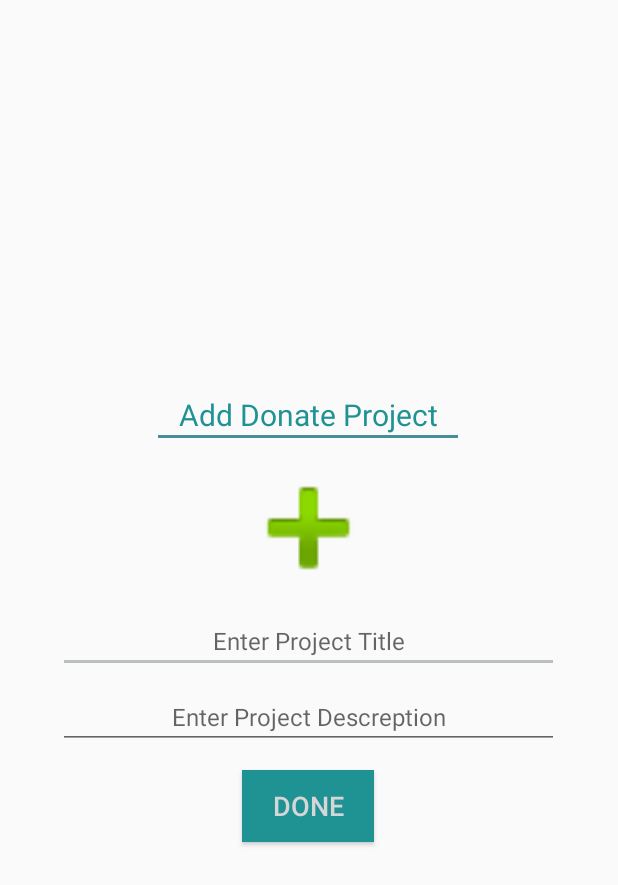
After one commit to KarimElhedaby/Donation, an Android app: the layout add_donate_project_dialog.xml on its own in the app's theme, with its tools: preview values and no code run, on a phone screen of 412 x 824 dp. The commit adds this screen. Shown: the top 885 px of the screen. Run offline under Robolectric (Android 15) with nearby library versions, the phone set to English and light mode, and no system bars.

Commit message:
fix back error

```diff
--- a/app/build.gradle
+++ b/app/build.gradle
@@ -46,6 +46,7 @@ dependencies {
 
     // image
     implementation "com.github.bumptech.glide:glide:${versions.glide}"
+    compile 'gun0912.ted:tedbottompicker:1.2.6'
 
     //circle image
     implementation 'de.hdodenhof:circleimageview:2.1.0'
--- a/app/src/main/java/donation/solutions/hamza/com/donation/utils/Utilities.java
+++ b/app/src/main/java/donation/solutions/hamza/com/donation/utils/Utilities.java
@@ -9,7 +9,7 @@ import android.net.NetworkInfo;
 import android.view.Window;
 import android.widget.ProgressBar;
 
-import com.teamapp.teamapp.R;
+import donation.solutions.hamza.com.donation.R;
 
 
 public class Utilities {
--- /dev/null
+++ b/app/src/main/res/layout/add_donate_project_dialog.xml
@@ -0,0 +1,92 @@
+<?xml version="1.0" encoding="utf-8"?>
+<LinearLayout
+    xmlns:android="http://schemas.android.com/apk/res/android"
+    android:layout_width="match_parent"
+    android:layout_height="match_parent"
+    android:orientation="vertical">
+
+    <LinearLayout
+        android:layout_width="350dp"
+        android:layout_height="match_parent"
+        android:layout_gravity="center"
+        android:gravity="center"
+        android:orientation="vertical"
+        android:padding="4dp">
+
+        <TextView
+            android:layout_width="match_parent"
+            android:layout_height="wrap_content"
+            android:layout_gravity="center"
+            android:gravity="center"
+            android:text="Add Donate Project"
+            android:textColor="@color/colorPrimary"
+            android:textSize="20sp" />
+
+
+        <View
+            android:layout_width="200dp"
+            android:layout_height="2dp"
+            android:layout_gravity="center"
+            android:background="@color/colorPrimaryDark"
+
+            ></View>
+
+
+        <ImageView
+            android:id="@+id/projectIV"
+            android:layout_width="match_parent"
+            android:layout_height="100dp"
+            android:layout_gravity="center"
+            android:layout_marginTop="10dp"
+            android:src="@android:drawable/ic_input_add" />
+
+        <android.support.v7.widget.RecyclerView
+            android:visibility="gone"
+            android:id="@+id/donateprojectRV"
+            android:layout_width="match_parent"
+            android:layout_height="150dp"
+            android:layout_marginBottom="100dp" />
+
+
+        <EditText
+            android:id="@+id/projectTitleET"
+            android:layout_width="match_parent"
+            android:layout_height="wrap_content"
+            android:layout_gravity="center"
+            android:layout_margin="4dp"
+            android:layout_marginTop="10dp"
+            android:gravity="center"
+            android:hint="Enter Project Title"
+            android:textColor="@color/black"
+            android:textSize="16sp" />
+
+
+        <EditText
+            android:id="@+id/projectDescET"
+            android:layout_width="match_parent"
+            android:layout_height="wrap_content"
+            android:layout_gravity="center"
+            android:layout_margin="4dp"
+            android:layout_marginTop="10dp"
+            android:gravity="center"
+            android:hint="Enter Project Descreption"
+            android:textColor="@color/black"
+            android:textSize="16sp" />
+
+
+        <Button
+            android:id="@+id/doneBTN"
+            android:layout_width="wrap_content"
+            android:layout_height="wrap_content"
+            android:layout_gravity="center"
+            android:layout_marginTop="10dp"
+            android:background="@color/colorPrimary"
+            android:gravity="center"
+            android:text="Done"
+            android:textColor="@color/white"
+            android:textSize="18sp" />
+
+    </LinearLayout>
+
+
+</LinearLayout>
--- a/build.gradle
+++ b/build.gradle
@@ -7,7 +7,7 @@ buildscript {
             'targetSdk'       : 28,
             'compileSdk'      : 28,
             'buildTools'      : '26.0.2',
-            'supportLibrary'  : '28.0.0-alpha3',
+            'supportLibrary'  : '28.0.0-alpha1',
             'constraintLayout': '1.0.2',
             'butterKnife'     : '8.8.1',
             'glide'           : '4.6.1',
```
Also changed, not shown: app/src/main/java/donation/solutions/hamza/com/donation/adapter/DonationProjectImagesAdapter.java (added, +63 -0 lines), app/src/main/java/donation/solutions/hamza/com/donation/model/User.java (deleted, +0 -172 lines), app/src/main/java/donation/solutions/hamza/com/donation/ui/AddDonateProjectDialog.java (added, +144 -0 lines), app/src/main/java/donation/solutions/hamza/com/donation/ui/DonateProjectFragment.java (+19 -1 lines), app/src/main/res/layout/donate_image_row.xml (added, +22 -0 lines).
